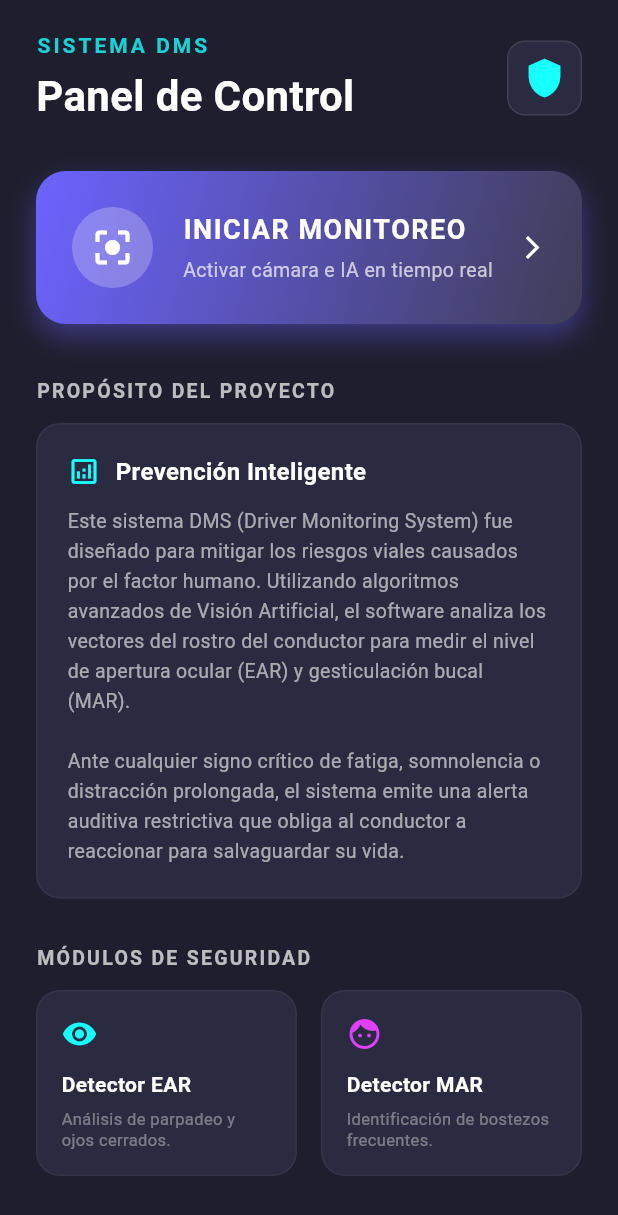
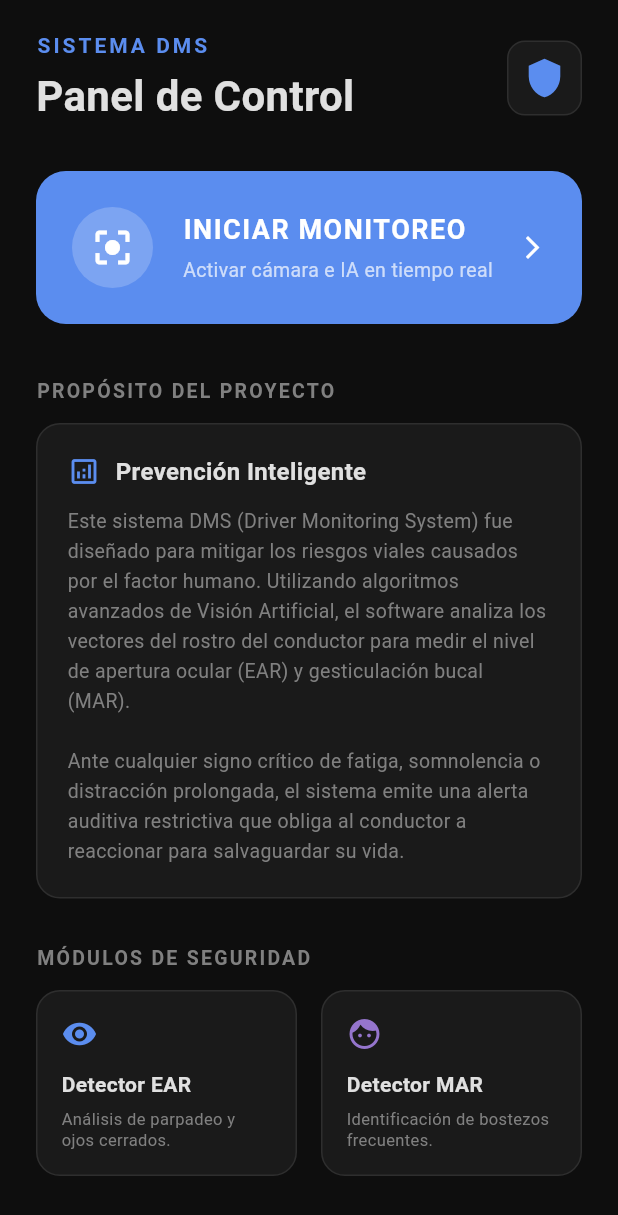
Before and after one commit to 9oclock1/DMSproyecto, a Flutter app: the screen it shows after launch, on a phone screen of 412 x 824 dp. Shown: the top 1215 px of the screen. Run offline on Flutter 3.47's test engine with Material 3 defaults, Android fonts, the phone set to English and light mode, and no system bars; our stand-ins replace audioplayers, camera, flutter_riverpod; missing offline and left inert: google_mlkit_face_detection, google_mlkit_object_detection.

Commit message:
cambio 3 creo

```diff
--- a/Dart/lib/app/utils/constants.dart
+++ b/Dart/lib/app/utils/constants.dart
@@ -2,7 +2,23 @@ import 'package:flutter/material.dart';
 
 class Constants {
   static const String defaultPort = "8000";
-  static const Color primaryColor = Color(0xFF1E88E5);
+
+  // ── Minimalist Dark Palette ──
+  static const Color background = Color(0xFF0E0E0E);
+  static const Color surface = Color(0xFF1A1A1A);
+  static const Color surfaceLight = Color(0xFF242424);
+  static const Color border = Color(0xFF2E2E2E);
+
+  // ── Text Hierarchy ──
+  static const Color textPrimary = Color(0xFFE0E0E0);
+  static const Color textSecondary = Color(0xFF808080);
+  static const Color textTertiary = Color(0xFF4A4A4A);
+
+  // ── Accent ──
+  static const Color accent = Color(0xFF5B8DEF);
+  static const Color primaryColor = Color(0xFF5B8DEF); // alias for compat
+
+  // ── Semantic ──
   static const Color dangerColor = Color(0xFFE53935);
   static const Color warningColor = Color(0xFFFB8C00);
   static const Color successColor = Color(0xFF43A047);
--- a/Dart/lib/app/views/dms_menu_view.dart
+++ b/Dart/lib/app/views/dms_menu_view.dart
@@ -1,5 +1,6 @@
 import 'package:flutter/material.dart';
 import 'package:flutter_riverpod/flutter_riverpod.dart';
+import '../utils/constants.dart';
 import 'monitor_view.dart';
 
 class DmsMenuView extends ConsumerWidget {
@@ -7,12 +8,8 @@ class DmsMenuView extends ConsumerWidget {
 
   @override
   Widget build(BuildContext context, WidgetRef ref) {
-    const primaryColor = Color(0xFF1E1E2E);
-    const accentColor = Colors.cyanAccent;
-    const cardColor = Color(0xFF2A2A40);
-
     return Scaffold(
-      backgroundColor: primaryColor,
+      backgroundColor: Constants.background,
       body: SafeArea(
         child: SingleChildScrollView(
           padding: const EdgeInsets.symmetric(horizontal: 24.0, vertical: 20.0),
@@ -28,7 +25,7 @@ class DmsMenuView extends ConsumerWidget {
                       Text(
                         "SISTEMA DMS",
                         style: TextStyle(
-                          color: accentColor.withOpacity(0.8),
+                          color: Constants.accent,
                           fontSize: 14,
                           fontWeight: FontWeight.bold,
                           letterSpacing: 2.0,
@@ -38,7 +35,7 @@ class DmsMenuView extends ConsumerWidget {
                       const Text(
                         "Panel de Control",
                         style: TextStyle(
-                          color: Colors.white,
+                          color: Constants.textPrimary,
                           fontSize: 28,
                           fontWeight: FontWeight.bold,
                         ),
@@ -48,13 +45,13 @@ class DmsMenuView extends ConsumerWidget {
                   Container(
                     padding: const EdgeInsets.all(10),
                     decoration: BoxDecoration(
-                      color: cardColor,
+                      color: Constants.surface,
                       borderRadius: BorderRadius.circular(12),
-                      border: Border.all(color: Colors.white10),
+                      border: Border.all(color: Constants.border),
                     ),
-                    child: const Icon(
+                    child: Icon(
                       Icons.shield,
-                      color: accentColor,
+                      color: Constants.accent,
                       size: 28,
                     ),
                   ),
@@ -62,7 +59,7 @@ class DmsMenuView extends ConsumerWidget {
               ),
               const SizedBox(height: 30),
 
-              // 2. Botón Principal: INICIAR ESCANEO
+              // ── Botón Principal: INICIAR MONITOREO (solid, no gradient) ──
               GestureDetector(
                 onTap: () => Navigator.of(
                   context,
@@ -71,26 +68,15 @@ class DmsMenuView extends ConsumerWidget {
                   width: double.infinity,
                   padding: const EdgeInsets.all(24),
                   decoration: BoxDecoration(
-                    gradient: const LinearGradient(
-                      colors: [Color(0xFF6C63FF), Color(0xFF3F3D56)],
-                      begin: Alignment.topLeft,
-                      end: Alignment.bottomRight,
-                    ),
+                    color: Constants.accent,
                     borderRadius: BorderRadius.circular(20),
-                    boxShadow: [
-                      BoxShadow(
-                        color: const Color(0xFF6C63FF).withOpacity(0.4),
-                        blurRadius: 15,
-                        offset: const Offset(0, 8),
-                      ),
-                    ],
                   ),
                   child: Row(
                     children: [
                       Container(
                         padding: const EdgeInsets.all(12),
-                        decoration: const BoxDecoration(
-                          color: Colors.white24,
+                        decoration: BoxDecoration(
+                          color: Colors.white.withValues(alpha: 0.2),
                           shape: BoxShape.circle,
                         ),
                         child: const Icon(
@@ -100,11 +86,11 @@ class DmsMenuView extends ConsumerWidget {
                         ),
                       ),
                       const SizedBox(width: 20),
-                      Expanded(
+                      const Expanded(
                         child: Column(
                           crossAxisAlignment: CrossAxisAlignment.start,
                           children: [
-                            const Text(
+                            Text(
                               "INICIAR MONITOREO",
                               style: TextStyle(
                                 color: Colors.white,
@@ -113,8 +99,8 @@ class DmsMenuView extends ConsumerWidget {
                                 letterSpacing: 1.0,
                               ),
                             ),
-                            const SizedBox(height: 4),
-                            const Text(
+                            SizedBox(height: 4),
+                            Text(
                               "Activar cámara e IA en tiempo real",
                               style: TextStyle(
                                 color: Colors.white70,
@@ -138,7 +124,7 @@ class DmsMenuView extends ConsumerWidget {
               const Text(
                 "PROPÓSITO DEL PROYECTO",
                 style: TextStyle(
-                  color: Colors.white70,
+                  color: Constants.textSecondary,
                   fontSize: 13,
                   fontWeight: FontWeight.bold,
                   letterSpacing: 1.5,
@@ -149,40 +135,40 @@ class DmsMenuView extends ConsumerWidget {
                 width: double.infinity,
                 padding: const EdgeInsets.all(20),
                 decoration: BoxDecoration(
-                  color: cardColor,
+                  color: Constants.surface,
                   borderRadius: BorderRadius.circular(16),
-                  border: Border.all(color: Colors.white.withOpacity(0.05)),
+                  border: Border.all(color: Constants.border),
                 ),
-                child: const Column(
+                child: Column(
                   crossAxisAlignment: CrossAxisAlignment.start,
                   children: [
                     Row(
                       children: [
                         Icon(
                           Icons.analytics_outlined,
-                          color: accentColor,
+                          color: Constants.accent,
                           size: 22,
                         ),
-                        SizedBox(width: 10),
-                        Text(
+                        const SizedBox(width: 10),
+                        const Text(
                           "Prevención Inteligente",
                           style: TextStyle(
-                            color: Colors.white,
+                            color: Constants.textPrimary,
                             fontSize: 16,
                             fontWeight: FontWeight.bold,
                           ),
                         ),
                       ],
                     ),
-                    SizedBox(height: 12),
-                    Text(
+                    const SizedBox(height: 12),
+                    const Text(
                       "Este sistema DMS (Driver Monitoring System) fue diseñado para mitigar los riesgos viales causados por el factor humano. "
                       "Utilizando algoritmos avanzados de Visión Artificial, el software analiza los vectores del rostro del conductor "
                       "para medir el nivel de apertura ocular (EAR) y gesticulación bucal (MAR).\n\n"
                       "Ante cualquier signo crítico de fatiga, somnolencia o distracción prolongada, el sistema emite una alerta auditiva restrictiva "
                       "que obliga al conductor a reaccionar para salvaguardar su vida.",
                       style: TextStyle(
-                        color: Colors.white60,
+                        color: Constants.textSecondary,
                         fontSize: 13,
                         height: 1.5,
                       ),
@@ -192,11 +178,11 @@ class DmsMenuView extends ConsumerWidget {
               ),
               const SizedBox(height: 30),
 
-              // 4. SECCIÓN: Características del Sistema
+              // ── MÓDULOS DE SEGURIDAD ──
               const Text(
                 "MÓDULOS DE SEGURIDAD",
                 style: TextStyle(
-                  color: Colors.white70,
+                  color: Constants.textSecondary,
                   fontSize: 13,
                   fontWeight: FontWeight.bold,
                   letterSpacing: 1.5,
@@ -209,27 +195,25 @@ class DmsMenuView extends ConsumerWidget {
                     icon: Icons.remove_red_eye,
                     title: "Detector EAR",
                     desc: "Análisis de parpadeo y ojos cerrados.",
-                    accentColor: accentColor,
-                    cardColor: cardColor,
+                    accentColor: Constants.accent,
                   ),
                   const SizedBox(width: 16),
                   _buildFeatureCard(
                     icon: Icons.face,
                     title: "Detector MAR",
                     desc: "Identificación de bostezos frecuentes.",
-                    accentColor: Colors.purpleAccent,
-                    cardColor: cardColor,
+                    accentColor: const Color(0xFF9575CD),
                   ),
                 ],
               ),
               const SizedBox(height: 40),
 
-              // Pie de página elegante
+              // Pie de página
               const Center(
                 child: Text(
                   "Desarrollado para Ingeniería • v1.0.0",
                   style: TextStyle(
-                    color: Colors.white24,
+                    color: Constants.textTertiary,
                     fontSize: 11,
                     letterSpacing: 1.0,
                   ),
@@ -247,15 +231,14 @@ class DmsMenuView extends ConsumerWidget {
     required String title,
     required String desc,
     required Color accentColor,
-    required Color cardColor,
   }) {
     return Expanded(
       child: Container(
         padding: const EdgeInsets.all(16),
         decoration: BoxDecoration(
-          color: cardColor,
+          color: Constants.surface,
           borderRadius: BorderRadius.circular(16),
-          border: Border.all(color: Colors.white.withOpacity(0.05)),
+          border: Border.all(color: Constants.border),
         ),
         child: Column(
           crossAxisAlignment: CrossAxisAlignment.start,
@@ -265,7 +248,7 @@ class DmsMenuView extends ConsumerWidget {
             Text(
               title,
               style: const TextStyle(
-                color: Colors.white,
+                color: Constants.textPrimary,
                 fontSize: 14,
                 fontWeight: FontWeight.bold,
               ),
@@ -274,7 +257,7 @@ class DmsMenuView extends ConsumerWidget {
             Text(
               desc,
               style: const TextStyle(
-                color: Colors.white38,
+                color: Constants.textSecondary,
                 fontSize: 11,
                 height: 1.3,
               ),
--- a/Dart/lib/main.dart
+++ b/Dart/lib/main.dart
@@ -1,5 +1,6 @@
 import 'package:flutter/material.dart';
 import 'package:flutter_riverpod/flutter_riverpod.dart';
+import 'package:pro_mov/app/utils/constants.dart';
 import 'package:pro_mov/app/views/dms_menu_view.dart';
 
 void main() {
@@ -16,10 +17,11 @@ class DmsApp extends StatelessWidget {
       title: 'DMS Híbrido',
       debugShowCheckedModeBanner: false,
       theme: ThemeData.dark().copyWith(
-        scaffoldBackgroundColor: const Color(0xFF121212),
-        colorScheme: const ColorScheme.dark(
-          primary: Color(0xFF1E88E5),
-          secondary: Color(0xFF03DAC6),
+        scaffoldBackgroundColor: Constants.background,
+        colorScheme: ColorScheme.dark(
+          primary: Constants.accent,
+          secondary: Constants.textSecondary,
+          surface: Constants.surface,
         ),
       ),
       home: const DmsMenuView(),
```
Also changed, not shown: Dart/lib/app/models/lodging.dart (added, +42 -0 lines), Dart/lib/app/views/monitor_view.dart (+35 -30 lines), Dart/lib/app/views/start_view.dart (+21 -112 lines), Dart/lib/app/views/widgets/alert_banner.dart (+0 -7 lines), Dart/lib/app/views/widgets/lodging_tab.dart (added, +217 -0 lines).
